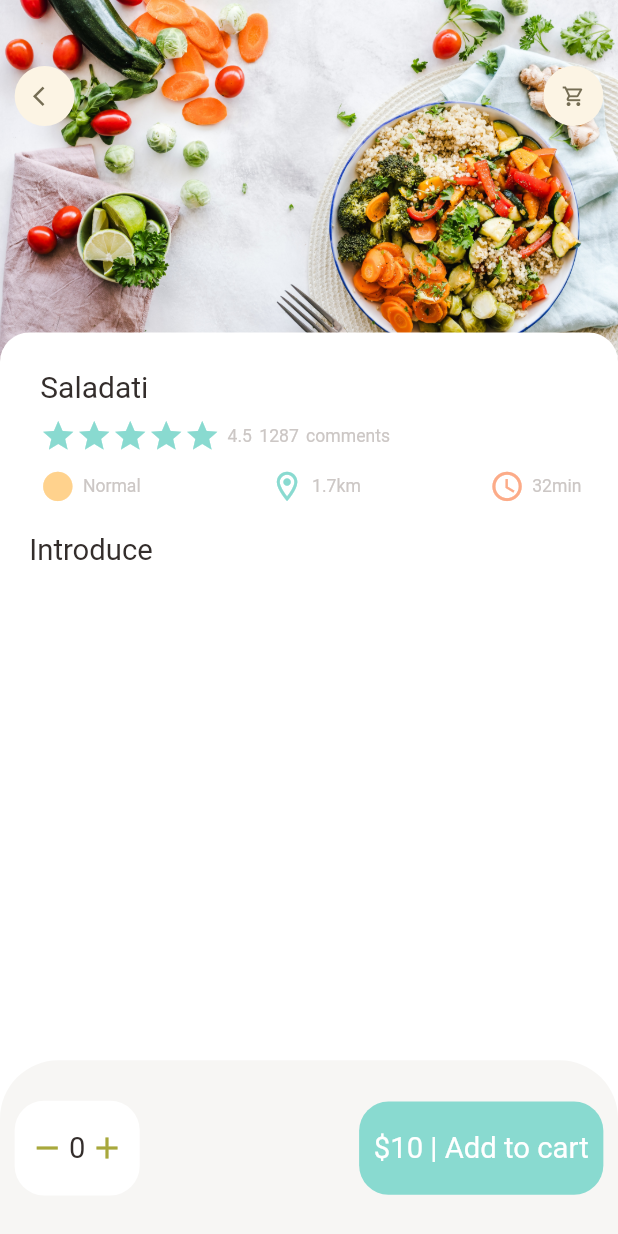
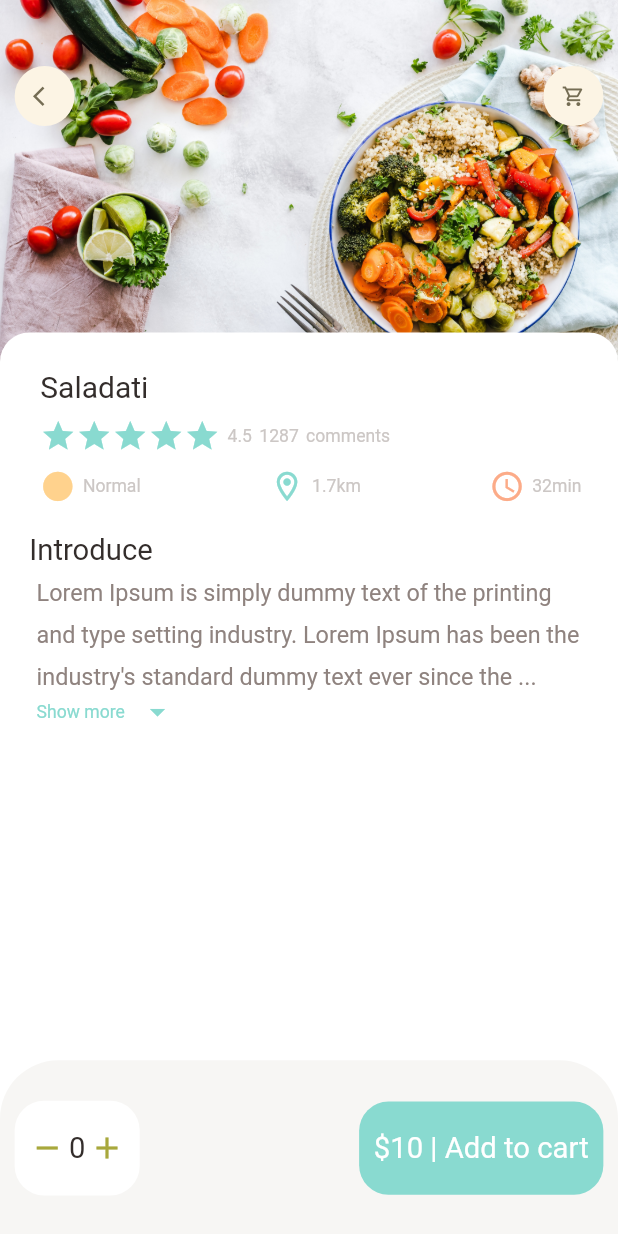
Before and after one commit to lameesnd/ECommerce-FoodApp-, a Flutter app: the screen it shows after launch, on a phone screen of 412 x 824 dp. Run offline on Flutter 3.47's test engine with Material 2 defaults, Android fonts, the phone set to English and light mode, and no system bars; our stand-ins replace dots_indicator, get.

Commit message:
add expandable text widget

```diff
--- a/lib/pages/food/popular_food_detail.dart
+++ b/lib/pages/food/popular_food_detail.dart
@@ -6,6 +6,7 @@ import 'package:flutter/material.dart';
 import '../../utils/colors.dart';
 import '../../widgets/app_column.dart';
 import '../../widgets/big_text.dart';
+import '../../widgets/expandable_text_widget.dart';
 import '../../widgets/icon_and_text_widget.dart';
 import '../../widgets/small_text.dart';
 
@@ -75,7 +76,16 @@ class PopularFoodDetail extends StatelessWidget {
                       SizedBox(
                         height: Dimensions.height20,
                       ),
-                      BigText(text: "Introduce")
+                      BigText(text: "Introduce"),
+                      //expandable text widget
+                      const Expanded(
+                        child: SingleChildScrollView(
+                          child: ExpandableTextWidget(
+                            text:
+                                "Lorem Ipsum is simply dummy text of the printing and type setting industry. Lorem Ipsum has been the industry's standard dummy text ever since the 1500s, when an unknown printer took a galley of type and scrambled it to make a type specimen book. It has survived not only five centuries, but also the leap into electronic typesetting, remaining essentially unchanged. It was popularised in the 1960s with the release of sheets containing Lorem Ipsum passages, and more recently with desktop publishing software like Aldus PageMaker including versions of Lorem Ipsum.",
+                          ),
+                        ),
+                      )
                     ],
                   ),
                 ),
--- a/lib/utils/dimensions.dart
+++ b/lib/utils/dimensions.dart
@@ -24,6 +24,7 @@ class Dimensions {
 
   //font
   static double font12 = screenHeight / 70.3;
+  static double font16 = screenHeight / 52.75;
   static double font20 = screenHeight / 42.2;
   static double font26 = screenHeight / 32.46;
 
--- /dev/null
+++ b/lib/widgets/expandable_text_widget.dart
@@ -0,0 +1,86 @@
+import 'package:ecomm_food_app/utils/colors.dart';
+import 'package:ecomm_food_app/widgets/small_text.dart';
+import 'package:flutter/cupertino.dart';
+import 'package:flutter/material.dart';
+
+import '../utils/dimensions.dart';
+
+class ExpandableTextWidget extends StatefulWidget {
+  final String text;
+
+  const ExpandableTextWidget({Key? key, required this.text}) : super(key: key);
+
+  @override
+  State<ExpandableTextWidget> createState() => _ExpandableTextWidgetState();
+}
+
+class _ExpandableTextWidgetState extends State<ExpandableTextWidget> {
+  late String firstHalf;
+  late String secondHalf;
+  bool hiddenText = true;
+
+  double textHeight =
+      Dimensions.screenHeight / 5.63; // if text longer than 200, hide text
+  @override
+  void initState() {
+    // TODO: implement initState
+    super.initState();
+    if (widget.text.length > textHeight) {
+      firstHalf = widget.text.substring(0, textHeight.toInt());
+      secondHalf =
+          widget.text.substring(textHeight.toInt(), widget.text.length);
+    } else {
+      firstHalf = widget.text;
+      secondHalf = ""; // it have to be initialized
+    }
+  }
+
+  @override
+  Widget build(BuildContext context) {
+    return Container(
+      padding:
+          EdgeInsets.only(left: Dimensions.width10, right: Dimensions.width10),
+      child: secondHalf.isEmpty
+          ? SmallText(
+              height: 1.8,
+              color: AppColors.paraColor,
+              size: Dimensions.font16,
+              text: firstHalf)
+          : Column(
+              children: [
+                SmallText(
+                    height: 1.8,
+                    color: AppColors.paraColor,
+                    size: Dimensions.font16,
+                    text: hiddenText
+                        ? ("$firstHalf ...")
+                        : (firstHalf + secondHalf)),
+                InkWell(
+                  onTap: () {
+                    setState(() {
+                      hiddenText = !hiddenText;
+                    });
+                  },
+                  child: Row(
+                    children: [
+                      SmallText(
+                        text: hiddenText ? "Show more" : "Show less",
+                        color: AppColors.mainColor,
+                      ),
+                      SizedBox(
+                        width: Dimensions.width20,
+                      ),
+                      Icon(
+                        hiddenText
+                            ? Icons.arrow_drop_down
+                            : Icons.arrow_drop_up,
+                        color: AppColors.mainColor,
+                      )
+                    ],
+                  ),
+                )
+              ],
+            ),
+    );
+  }
+}
--- a/lib/widgets/small_text.dart
+++ b/lib/widgets/small_text.dart
@@ -19,9 +19,12 @@ class SmallText extends StatelessWidget {
   Widget build(BuildContext context) {
     return Text(
       text,
-      maxLines: 1,
+      // maxLines: 1,
       style: TextStyle(
-          color: color, fontSize: size==0?Dimensions.font12:size, fontFamily: 'Roboto', height: height),
+          color: color,
+          fontSize: size == 0 ? Dimensions.font12 : size,
+          fontFamily: 'Roboto',
+          height: height,),
     );
   }
 }
```
